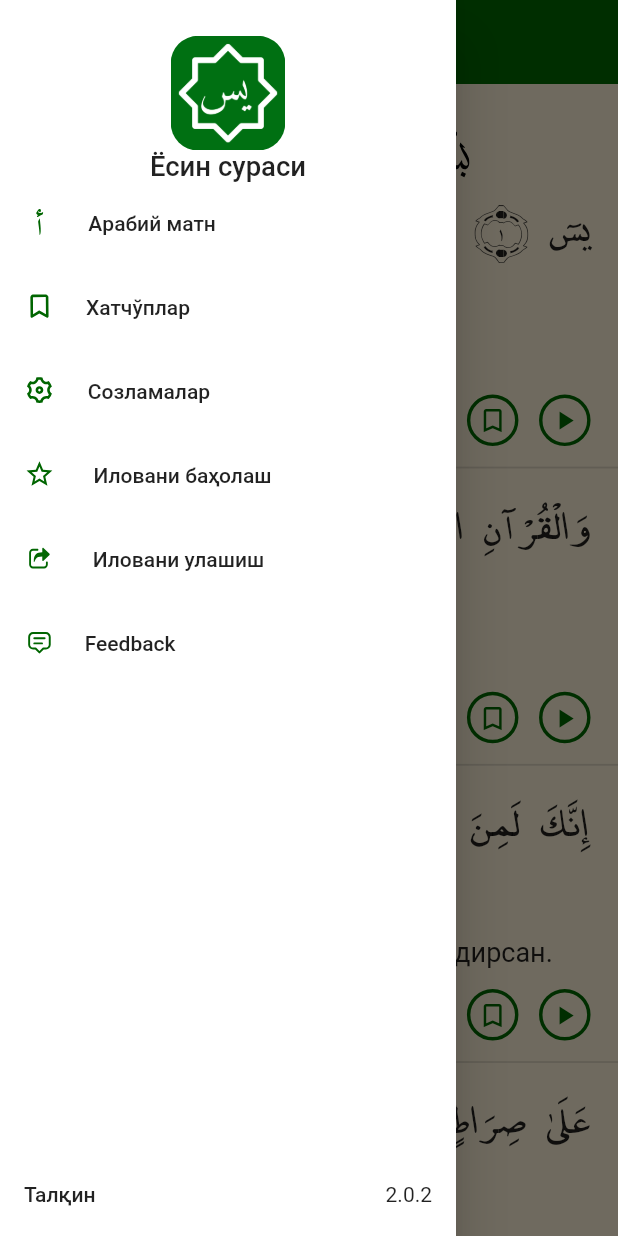
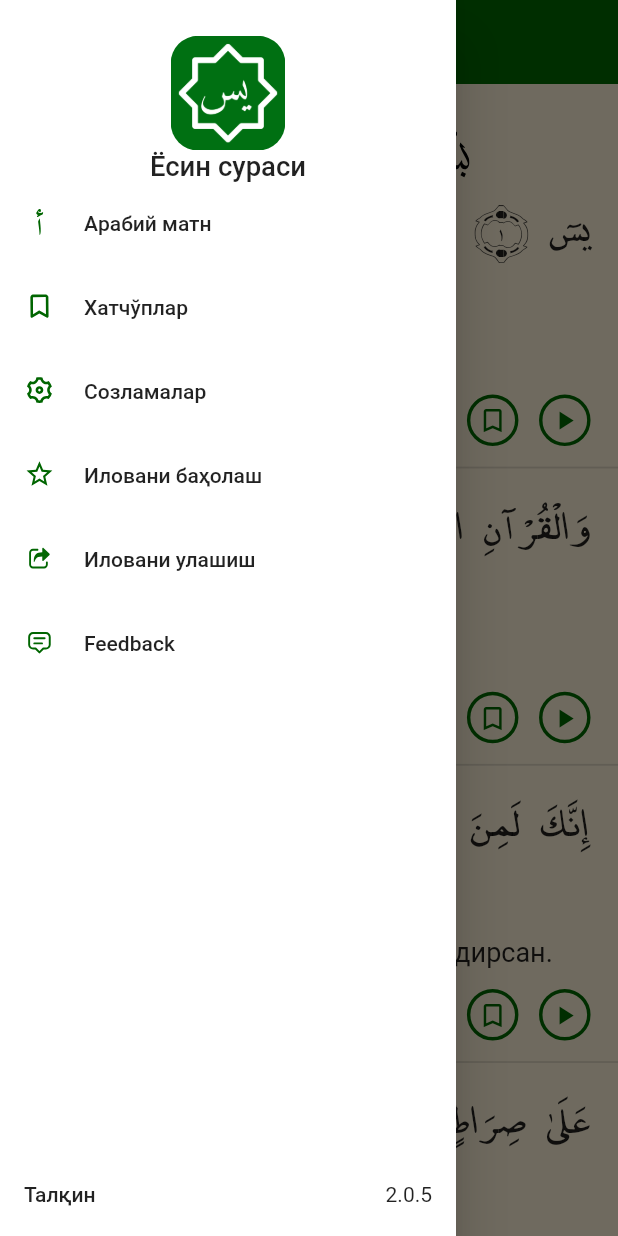
Before and after one commit to MirrikhSoftware/Yasin-flutter, a Flutter app: the screen it shows after launch, with the side drawer open, on a phone screen of 412 x 824 dp. Run offline on Flutter 3.47's test engine with Material 2 defaults, Android fonts, the phone set to English and light mode, and no system bars; drawn by our look-alikes of upgrader; our stand-ins replace audioplayers, bloc, flutter_bloc, flutter_screenutil, flutter_svg, hive_flutter and 3 more; accounts and stored records are empty.

Commit message:
dynamic version

```diff
--- a/lib/bloc/feedback/feedback_bloc.dart
+++ b/lib/bloc/feedback/feedback_bloc.dart
@@ -25,6 +25,7 @@ class FeedbackBloc extends Bloc<FeedbackEvent, FeedbackState> {
     if (result.isSuccess) {
       feedback
         ..isSent = true
+        ..hasError = false
         ..date = DateTime.now().millisecondsSinceEpoch;
     } else {
       feedback
--- a/lib/core/components/app_packages.dart
+++ b/lib/core/components/app_packages.dart
@@ -7,3 +7,4 @@ export 'package:flutter_svg/flutter_svg.dart';
 export 'package:in_app_review/in_app_review.dart';
 export 'package:upgrader/upgrader.dart';
 export 'package:uuid/uuid.dart';
+export 'package:package_info_plus/package_info_plus.dart';
--- a/lib/screens/feedback/feedback_screen.dart
+++ b/lib/screens/feedback/feedback_screen.dart
@@ -18,7 +18,7 @@ class _FeedbackScreenState extends State<FeedbackScreen> {
   @override
   Widget build(BuildContext context) {
     return Scaffold(
-      appBar: const SimpleAppBar(title: 'Fike mulohaza'),
+      appBar: const SimpleAppBar(title: 'Fikr mulohaza'),
       body: Column(
         children: [
           Expanded(
--- a/lib/widgets/app_drawer.dart
+++ b/lib/widgets/app_drawer.dart
@@ -1,4 +1,3 @@
-import 'package:flutter/cupertino.dart';
 import 'package:flutter/material.dart';
 import 'package:yaaseen/core/components/app_packages.dart';
 import 'package:yaaseen/core/constants/constants.dart';
@@ -80,16 +79,23 @@ class _AppDrawerState extends State<AppDrawer> {
               },
             ),
             _setTitle(
-              key: AppKeys.feedback,
-              icon: AppIcons.message,
-              title: 'Feedback',
-              onTap: () => AppNavigator.pushNamed(RouteNames.feedback)
-            ),
-
+                key: AppKeys.feedback,
+                icon: AppIcons.message,
+                title: 'Feedback',
+                onTap: () => AppNavigator.pushNamed(RouteNames.feedback)),
             const Spacer(),
             ListTile(
               title: Text(AppStrings.version.tr()),
-              trailing: const Text('2.0.2'),
+              trailing: FutureBuilder(
+                future: PackageInfo.fromPlatform(),
+                builder: (context, AsyncSnapshot<PackageInfo> snap) {
+                  if (snap.hasData) {
+                    return Text(snap.requireData.version);
+                  }
+
+                  return const SizedBox();
+                },
+              ),
             )
           ],
         ),
@@ -112,8 +118,11 @@ class _AppDrawerState extends State<AppDrawer> {
   }) =>
       ListTile(
         key: key,
+        // dense: true,
+        horizontalTitleGap: 0,
+
         onTap: onTap,
-        title: Align(alignment: const Alignment(-1.2, 0), child: Text(title)),
+        title: Text(title),
         leading: SvgPicture.asset(
           icon,
           color: AppColors.green,
--- a/pubspec.yaml
+++ b/pubspec.yaml
@@ -1,7 +1,7 @@
 name: yaaseen
 description: A new Flutter project.
 
-version: 1.0.3+8
+version: 2.0.5+10
 
 environment:
   sdk: ">=2.16.2 <3.0.0"
```
